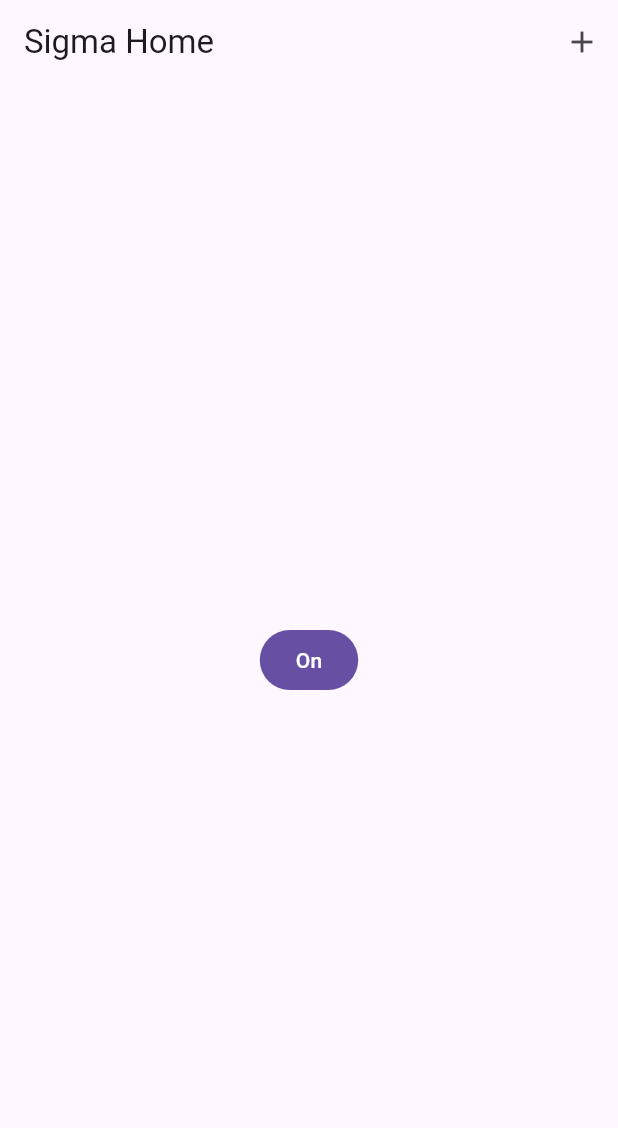
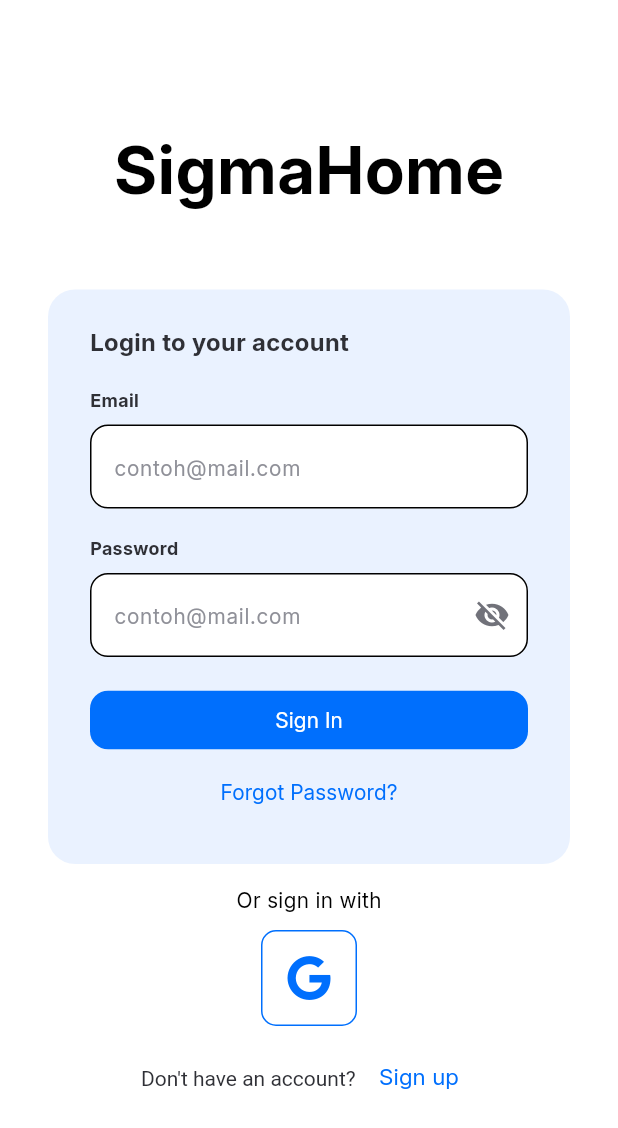
Before and after one commit to Ariyalex/SigmaHome, a Flutter app: the screen it shows after launch, on a phone screen of 412 x 824 dp. Shown: the top 1128 px of the screen. Run offline on Flutter 3.47's test engine with Material 3 defaults, Android fonts, the phone set to English and light mode, and no system bars; our stand-ins replace firebase_core, firebase_database, font_awesome_flutter, get; accounts and stored records are empty; generated files the repository leaves out were written again.

Commit message:
membuat interface sign in

```diff
--- a/lib/src/app.dart
+++ b/lib/src/app.dart
@@ -1,7 +1,9 @@
 import 'package:flutter/material.dart';
 import 'package:get/get.dart';
 import 'package:sigma_home/src/routes/page_route.dart';
+import 'package:sigma_home/src/screens/auth/sign_in.dart';
 import 'package:sigma_home/src/screens/home_screen.dart';
+import 'package:sigma_home/src/theme/theme.dart';
 
 /// The Widget that configures your application.
 class MyApp extends StatelessWidget {
@@ -11,7 +13,9 @@ class MyApp extends StatelessWidget {
   Widget build(BuildContext context) {
     return GetMaterialApp(
       debugShowCheckedModeBanner: false,
-      home: HomeScreen(),
+      // home: HomeScreen(),
+      home: SignIn(),
+      theme: AppTheme.light,
       getPages: AppPage.pages,
     );
   }
--- /dev/null
+++ b/lib/src/controllers/auth_controller.dart
@@ -0,0 +1,11 @@
+import 'package:flutter/material.dart';
+import 'package:get/get.dart';
+
+class AuthController extends GetxController {
+  final email = TextEditingController();
+  final password = TextEditingController();
+  final confirmPass = TextEditingController();
+  final username = TextEditingController();
+
+  RxnBool terms = RxnBool();
+}
--- a/lib/src/routes/page_route.dart
+++ b/lib/src/routes/page_route.dart
@@ -1,12 +1,17 @@
 import 'package:get/get.dart';
 import 'package:sigma_home/src/routes/route_named.dart';
 import 'package:sigma_home/src/screens/add_device.dart';
+import 'package:sigma_home/src/screens/auth/sign_in.dart';
 
 class AppPage {
   static final pages = [
     GetPage(
       name: RouteNamed.addDevice,
       page: () => AddDevice(),
-    )
+    ),
+    GetPage(
+      name: RouteNamed.signIn,
+      page: () => SignIn(),
+    ),
   ];
 }
--- a/lib/src/routes/route_named.dart
+++ b/lib/src/routes/route_named.dart
@@ -1,3 +1,4 @@
 abstract class RouteNamed {
   static const addDevice = "/add_device";
+  static const signIn = "/sign_in";
 }
--- /dev/null
+++ b/lib/src/screens/auth/sign_in.dart
@@ -0,0 +1,170 @@
+import 'package:flutter/material.dart';
+import 'package:font_awesome_flutter/font_awesome_flutter.dart';
+import 'package:get/instance_manager.dart';
+import 'package:get/utils.dart';
+import 'package:sigma_home/src/controllers/auth_controller.dart';
+import 'package:sigma_home/src/theme/theme.dart';
+import 'package:sigma_home/src/widgets/fill_button.dart';
+import 'package:sigma_home/src/widgets/text_field.dart';
+
+class SignIn extends StatelessWidget {
+  const SignIn({super.key});
+
+  @override
+  Widget build(BuildContext context) {
+    final authC = Get.put(AuthController());
+
+    final mediaQueryWidth = MediaQuery.of(context).size.width;
+    final mediaQueryHeight = MediaQuery.of(context).size.height;
+
+    return Scaffold(
+      body: Container(
+        padding: EdgeInsets.symmetric(horizontal: 24),
+        height: mediaQueryHeight,
+        width: mediaQueryWidth,
+        child: Padding(
+          padding: const EdgeInsets.all(8.0),
+          child: Column(
+            mainAxisSize: MainAxisSize.min,
+            mainAxisAlignment: MainAxisAlignment.center,
+            crossAxisAlignment: CrossAxisAlignment.center,
+            spacing: 48,
+            children: [
+              const Text(
+                "SigmaHome",
+                style: TextStyle(fontSize: 44, fontWeight: FontWeight.bold),
+              ),
+              Column(
+                mainAxisSize: MainAxisSize.min,
+                spacing: 14,
+                children: [
+                  //container untuk form
+                  Container(
+                    padding: EdgeInsets.symmetric(vertical: 24, horizontal: 28),
+                    decoration: ShapeDecoration(
+                        color: AppTheme.accentColor,
+                        shape: RoundedRectangleBorder(
+                          borderRadius: BorderRadiusGeometry.circular(18),
+                        )),
+                    width: double.infinity,
+                    child: Column(
+                      mainAxisSize: MainAxisSize.min,
+                      spacing: 18,
+                      children: [
+                        const SizedBox(
+                          width: double.infinity,
+                          child: Text(
+                            "Login to your account",
+                            style: AppTheme.h3,
+                          ),
+                        ),
+                        AuthTextField(
+                          controller: authC.email,
+                          labelText: "Email",
+                          hintText: "contoh@mail.com",
+                        ),
+                        AuthTextField(
+                          controller: authC.password,
+                          isPassword: true,
+                          labelText: "Password",
+                          hintText: "contoh@mail.com",
+                        ),
+                        Column(
+                          children: [
+                            FillButton(
+                              content: "Sign In",
+                              onPressed: () {},
+                              buttonType: ButtonType.filled,
+                            ),
+                            FillButton(
+                              content: "Forgot Password?",
+                              onPressed: () {},
+                              buttonType: ButtonType.text,
+                            )
+                          ],
+                        )
+                      ],
+                    ),
+                  ),
+                  Column(
+                    mainAxisSize: MainAxisSize.min,
+                    spacing: 10,
+                    children: [
+                      Text("Or sign in with"),
+                      InkWell(
+                        borderRadius: BorderRadius.circular(10),
+                        splashColor: AppTheme.accentColor,
+                        onTap: () async {
+                          // try {
+                          //   setState(() {
+                          //     _isLoadingGoogle = true;
+                          //   });
+
+                          //   await authController.signInWithGoogle();
+
+                          //   if (!mounted) return;
+
+                          //   Get.offNamed(RouteNamed.homePage);
+                          // } catch (error) {
+                          //   Get.snackbar(
+                          //     "Error!",
+                          //     error.toString(),
+                          //     backgroundColor: color.colorScheme.error,
+                          //     colorText: color.colorScheme.onError,
+                          //   );
+                          // } finally {
+                          //   if (mounted) {
+                          //     setState(() {
+                          //       _isLoadingGoogle = false;
+                          //     });
+                          //   }
+                          // }
+                        },
+                        child: Container(
+                          padding: const EdgeInsets.all(16),
+                          decoration: BoxDecoration(
+                              border: Border.all(
+                                color: AppTheme.primaryColor,
+                              ),
+                              borderRadius: BorderRadius.circular(10)),
+                          child: const Icon(
+                            FontAwesomeIcons.google,
+                            color: AppTheme.primaryColor,
+                            size: 30,
+                          ),
+                        ),
+                      ),
+                      RichText(
+                        textAlign: TextAlign.center,
+                        text: TextSpan(
+                          children: [
+                            const TextSpan(
+                                text: "Don't have an account? ",
+                                style: TextStyle(color: AppTheme.textColor)),
+                            WidgetSpan(
+                              alignment: PlaceholderAlignment.baseline,
+                              baseline: TextBaseline.alphabetic,
+                              child: TextButton(
+                                onPressed: () {
+                                  // Get.toNamed(RouteNamed.signUpScreen);
+                                },
+                                child: const Text(
+                                  "Sign up",
+                                  style: TextStyle(fontSize: 15),
+                                ),
+                              ),
+                            ),
+                          ],
+                        ),
+                      ),
+                    ],
+                  )
+                ],
+              ),
+            ],
+          ),
+        ),
+      ),
+    );
+  }
+}
--- a/lib/src/theme/theme.dart
+++ b/lib/src/theme/theme.dart
@@ -11,9 +11,23 @@ abstract final class AppTheme {
   static const onDefaultColor = Color(0xff71727A);
 
   static const textColor = Color(0xff2F3036);
+  static const defaultTextColor = Color(0xff8F9098);
+
+  static const h5 = TextStyle(
+    color: textColor,
+    fontSize: 12,
+    fontWeight: FontWeight.w700,
+  );
+
+  static const h3 = TextStyle(
+    color: textColor,
+    fontSize: 16,
+    fontWeight: FontWeight.w800,
+  );
 
   static ThemeData light = ThemeData(
     useMaterial3: true,
+    fontFamily: "Inter",
     colorScheme: const ColorScheme(
       brightness: Brightness.light,
       primary: primaryColor,
@@ -25,7 +39,7 @@ abstract final class AppTheme {
       error: errorColor,
       onError: Colors.white,
       surface: surfaceColor,
-      onSurface: textColor,
+      onSurface: Colors.black,
     ),
   );
 }
--- /dev/null
+++ b/lib/src/widgets/fill_button.dart
@@ -0,0 +1,53 @@
+import 'package:flutter/material.dart';
+
+enum ButtonType {
+  filled,
+  text,
+  outlined,
+}
+
+class FillButton extends StatelessWidget {
+  final String? content;
+  final VoidCallback? onPressed;
+  final ButtonType buttonType;
+
+  const FillButton(
+      {super.key,
+      required this.content,
+      required this.onPressed,
+      this.buttonType = ButtonType.filled});
+
+  @override
+  Widget build(BuildContext context) {
+    final commonStyle = ButtonStyle(
+        minimumSize: WidgetStateProperty.all(
+          const Size(double.infinity, 39),
+        ),
+        shape: WidgetStateProperty.all(
+          RoundedRectangleBorder(
+            borderRadius: BorderRadius.circular(12),
+          ),
+        ));
+
+    switch (buttonType) {
+      case ButtonType.filled:
+        return FilledButton(
+          onPressed: onPressed,
+          style: commonStyle,
+          child: Text(content!),
+        );
+      case ButtonType.text:
+        return TextButton(
+          onPressed: onPressed,
+          style: commonStyle,
+          child: Text(content!),
+        );
+      case ButtonType.outlined:
+        return OutlinedButton(
+          onPressed: onPressed,
+          style: commonStyle,
+          child: Text(content!),
+        );
+    }
+  }
+}
--- a/lib/src/widgets/text_field.dart
+++ b/lib/src/widgets/text_field.dart
@@ -1,23 +1,77 @@
 import 'package:flutter/material.dart';
+import 'package:sigma_home/src/theme/theme.dart';
 
-class AuthTextField extends StatelessWidget {
+class AuthTextField extends StatefulWidget {
   final TextEditingController? controller;
   final String? labelText;
+  final String? hintText;
+  final bool isPassword;
+
   const AuthTextField({
     super.key,
-    this.labelText,
-    this.controller,
+    required this.labelText,
+    required this.hintText,
+    required this.controller,
+    this.isPassword = false,
   });
 
   @override
+  State<AuthTextField> createState() => _AuthTextFieldState();
+}
+
+class _AuthTextFieldState extends State<AuthTextField> {
+  bool _obscureText = true;
+
+  void _togglePasswordVisibility() {
+    setState(() {
+      _obscureText = !_obscureText;
+    });
+  }
+
+  @override
   Widget build(BuildContext context) {
-    return Column(
-      children: [
-        Text(labelText!),
-        TextField(
-          controller: controller,
-        ),
-      ],
+    return Flexible(
+      child: Column(
+        children: [
+          SizedBox(
+            width: double.infinity,
+            child: Text(widget.labelText!, style: AppTheme.h5),
+          ),
+          const SizedBox(
+            height: 8,
+          ),
+          TextField(
+            controller: widget.controller,
+            obscureText: widget.isPassword ? _obscureText : false,
+            decoration: InputDecoration(
+              hintText: widget.hintText,
+              hintStyle: const TextStyle(
+                color: AppTheme.defaultTextColor,
+                fontSize: 14,
+                fontWeight: FontWeight.w400,
+              ),
+              border: OutlineInputBorder(
+                borderRadius: BorderRadius.circular(12),
+                borderSide: const BorderSide(
+                  width: 1,
+                  color: Color(0xffC5C6CC),
+                ),
+              ),
+              filled: true,
+              fillColor: Colors.white,
+              suffixIcon: widget.isPassword
+                  ? IconButton(
+                      onPressed: _togglePasswordVisibility,
+                      icon: Icon(
+                        _obscureText ? Icons.visibility_off : Icons.visibility,
+                        color: AppTheme.onDefaultColor,
+                      ),
+                    )
+                  : const SizedBox.shrink(),
+            ),
+          ),
+        ],
+      ),
     );
   }
 }
```
Also changed, not shown: pubspec.yaml (+8 -0 lines), fonts/Inter_Bold.ttf (added), fonts/Inter_Regular.ttf (added), lib/src/screens/auth/sign_up.dart (added), pubspec.lock.
